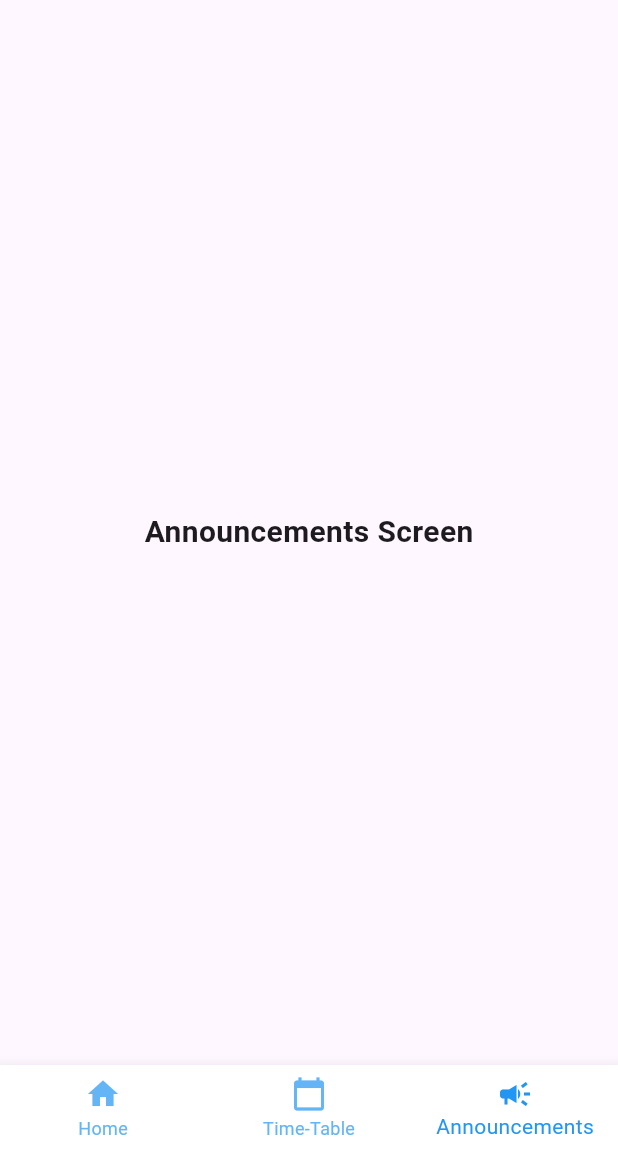
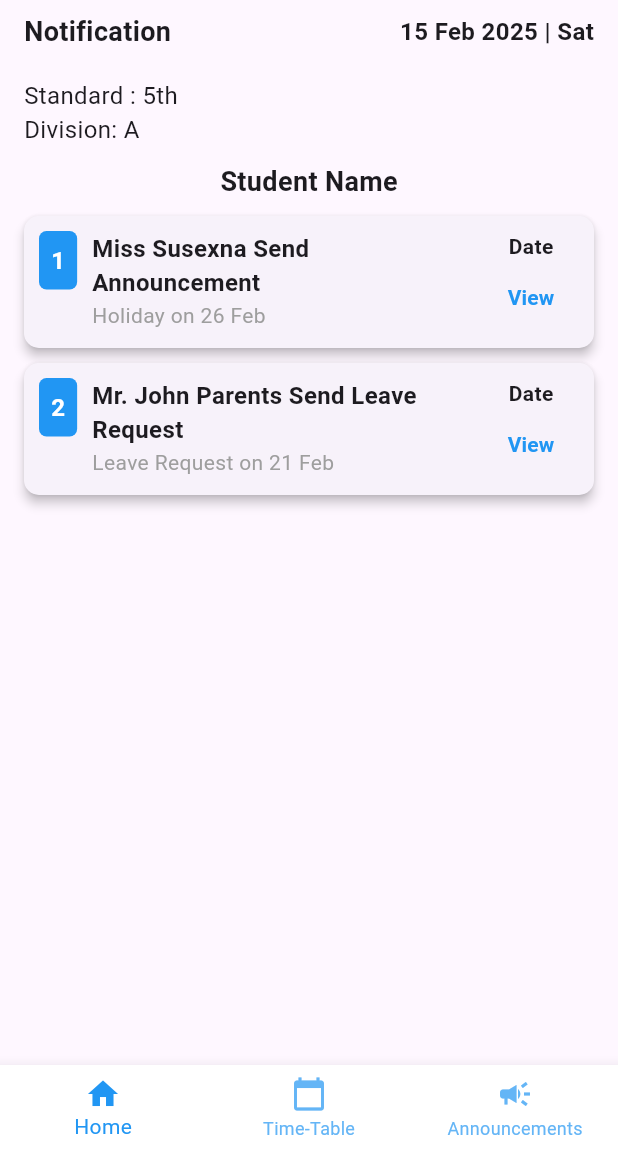
Before and after one commit to iamjatin-g/SSPD-SMS, a Flutter app: the NotificationsScreen screen opened by its route, item 2 of the bottom bar chosen, after a tap on the "notifications" icon, on a phone screen of 412 x 824 dp, the part 84-1236 px from its top. Run offline on Flutter 3.47's test engine with Material 3 defaults, Android fonts, the phone set to English and light mode, and no system bars; our stand-ins replace table_calendar.

```diff
--- a/Student Portal/lib/screens/notifications_screen.dart
+++ b/Student Portal/lib/screens/notifications_screen.dart
@@ -7,7 +7,7 @@ class NotificationsScreen extends StatelessWidget {
   @override
   Widget build(BuildContext context) {
     return BaseScreen(
-      selectedIndex: 2,
+      selectedIndex: 0,
       child: Column(
         crossAxisAlignment: CrossAxisAlignment.start,
         children: [
--- a/Student Portal/lib/widgets/base_screen.dart
+++ b/Student Portal/lib/widgets/base_screen.dart
@@ -17,7 +17,7 @@ class _BaseScreenState extends State<BaseScreen> {
     if (index == 1) {
       route = AppRoutes.timeTable;
     } else if (index == 2) {
-      route = AppRoutes.announcements; // ✅ Updated route to Announcements
+      route = AppRoutes.announcements; // ✅ Navigates to Announcements
     }
 
     if (ModalRoute.of(context)?.settings.name != route) {
@@ -46,7 +46,7 @@ class _BaseScreenState extends State<BaseScreen> {
           IconButton(
             icon: const Icon(Icons.notifications, color: Colors.white),
             onPressed: () {
-              Navigator.pushNamed(context, AppRoutes.announcements); // ✅ Updated to Announcements
+              Navigator.pushNamed(context, AppRoutes.notifications); // ✅ Navigates to Notifications
             },
           ),
           IconButton(
@@ -62,14 +62,14 @@ class _BaseScreenState extends State<BaseScreen> {
         backgroundColor: Colors.white,
         selectedItemColor: Colors.blue,
         unselectedItemColor: Colors.blue.shade300,
-        currentIndex: widget.selectedIndex, // ✅ Use the correct index
+        currentIndex: widget.selectedIndex, // ✅ Correct index handling
         onTap: _onItemTapped,
         showSelectedLabels: true,
         showUnselectedLabels: true,
         items: const [
           BottomNavigationBarItem(icon: Icon(Icons.home), label: "Home"),
           BottomNavigationBarItem(icon: Icon(Icons.calendar_today), label: "Time-Table"),
-          BottomNavigationBarItem(icon: Icon(Icons.campaign), label: "Announcements"), // ✅ Updated Icon & Label
+          BottomNavigationBarItem(icon: Icon(Icons.campaign), label: "Announcements"), // ✅ Announcements Icon & Label
         ],
       ),
     );
```
Also changed, not shown: 1 other file.
